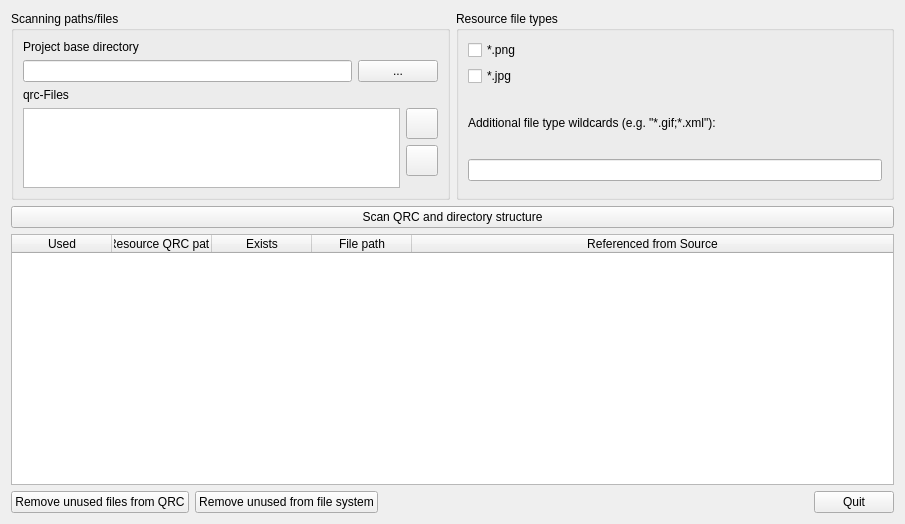
Above: QrcChecker/src/QrcChecker.ui from ghorwin/QrcChecker before the change. Below: the same form after it.
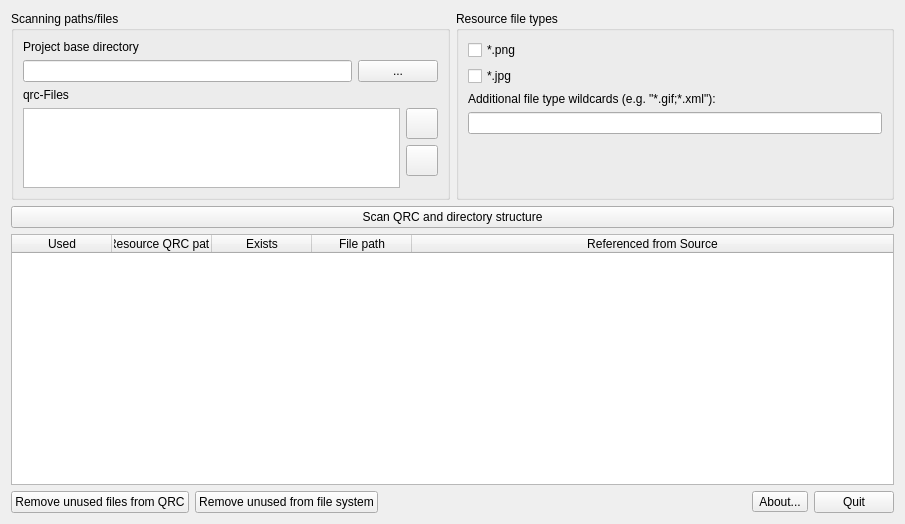
That is the form after the change. Icons and pictures are not drawn.

Commit message: Compiler warnings removed, about dialog added, version 1.0 released

Patch:
```diff
--- a/QrcChecker/src/QrcChecker.ui
+++ b/QrcChecker/src/QrcChecker.ui
@@ -43,6 +43,13 @@
        </property>
       </spacer>
      </item>
+     <item>
+      <widget class="QToolButton" name="toolButtonAbout">
+       <property name="text">
+        <string>About...</string>
+       </property>
+      </widget>
+     </item>
      <item>
       <widget class="QPushButton" name="pushButtonQuit">
        <property name="text">
@@ -201,6 +208,12 @@
         <property name="orientation">
          <enum>Qt::Vertical</enum>
         </property>
+        <property name="sizeHint" stdset="0">
+         <size>
+          <width>0</width>
+          <height>0</height>
+         </size>
+        </property>
        </spacer>
       </item>
      </layout>
```
The commit also changes 7 other files.
